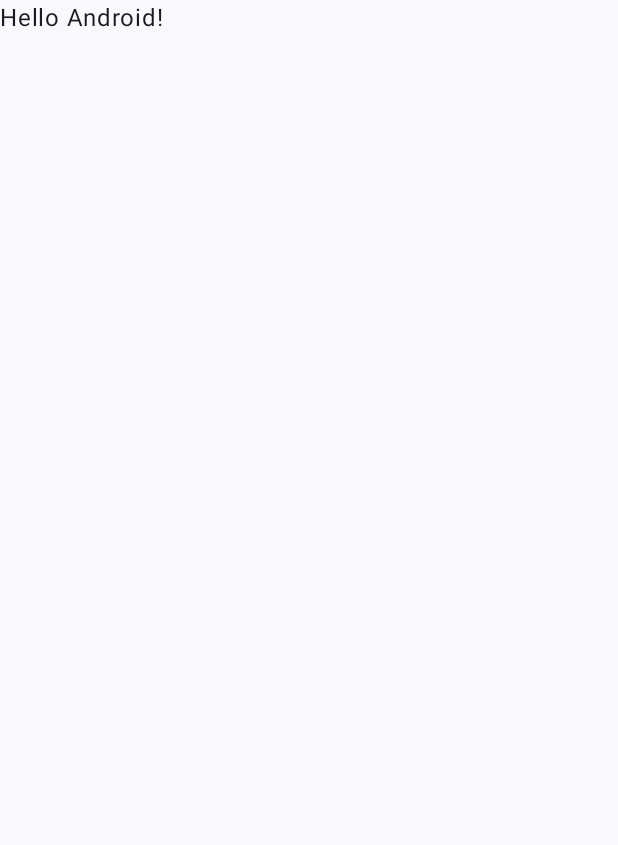
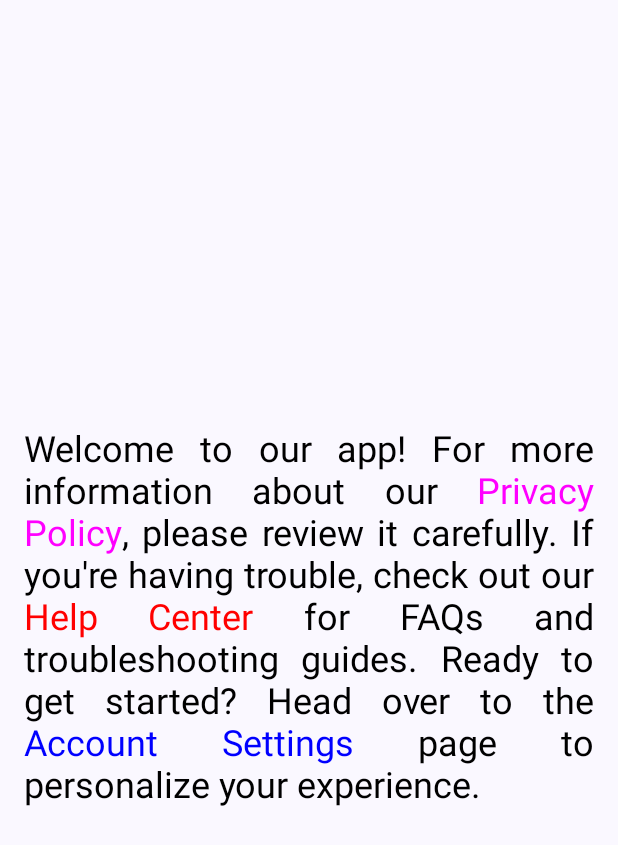
Before and after one commit to sooshil/ComposeTextWithLinks, an Android app built with Jetpack Compose: the screen it shows after launch (MainActivity), on a phone screen of 412 x 824 dp. Before the commit the part shown is almost empty. Shown: the top 845 px of the screen. Run offline under Robolectric (Android 15) with nearby library versions, the phone set to English and light mode, and no system bars.

Commit message:
links implementation

```diff
--- a/app/src/main/java/com/sukajee/composetextwithlinks/MainActivity.kt
+++ b/app/src/main/java/com/sukajee/composetextwithlinks/MainActivity.kt
@@ -1,16 +1,22 @@
 package com.sukajee.composetextwithlinks
 
 import android.os.Bundle
+import android.widget.Toast
 import androidx.activity.ComponentActivity
 import androidx.activity.compose.setContent
 import androidx.activity.enableEdgeToEdge
+import androidx.compose.foundation.layout.Arrangement
+import androidx.compose.foundation.layout.Column
 import androidx.compose.foundation.layout.fillMaxSize
 import androidx.compose.foundation.layout.padding
 import androidx.compose.material3.Scaffold
-import androidx.compose.material3.Text
-import androidx.compose.runtime.Composable
 import androidx.compose.ui.Modifier
-import androidx.compose.ui.tooling.preview.Preview
+import androidx.compose.ui.graphics.Color
+import androidx.compose.ui.platform.LocalContext
+import androidx.compose.ui.text.SpanStyle
+import androidx.compose.ui.text.TextStyle
+import androidx.compose.ui.text.style.TextAlign
+import androidx.compose.ui.unit.sp
 import com.sukajee.composetextwithlinks.ui.theme.ComposeTextWithLinksTheme
 
 class MainActivity : ComponentActivity() {
@@ -20,28 +26,57 @@ class MainActivity : ComponentActivity() {
         setContent {
             ComposeTextWithLinksTheme {
                 Scaffold(modifier = Modifier.fillMaxSize()) { innerPadding ->
-                    Greeting(
-                        name = "Android",
-                        modifier = Modifier.padding(innerPadding)
-                    )
+                    val context = LocalContext.current
+                    Column(
+                        modifier = Modifier
+                            .padding(innerPadding)
+                            .fillMaxSize(),
+                        verticalArrangement = Arrangement.Center
+                    ) {
+                        TextWithLinks(
+                            textStyle = TextStyle(
+                                fontSize = 24.sp,
+                                textAlign = TextAlign.Justify
+                            ),
+                            fullText = "Welcome to our app! For more information about our Privacy Policy, " +
+                                "please review it carefully. If you're having trouble, check out " +
+                                "our Help Center for FAQs and troubleshooting guides. Ready to get started? " +
+                                "Head over to the Account Settings page to personalize your experience.",
+                            linksList = listOf(
+                                Link(
+                                    linkText = "Account Settings",
+                                    linkData = "https://www.example.com/account-settings",
+                                    style = SpanStyle(color = Color.Blue)
+                                ) { str -> // This str will return the linkData of the link.
+                                    Toast.makeText(
+                                        context,
+                                        "Clicked on $str", //Toast will show -> Clicked on https://www.example.com/account-settings
+                                        Toast.LENGTH_LONG
+                                    ).show()
+                                },
+                                Link(
+                                    linkText = "Help Center",
+                                    style = SpanStyle(color = Color.Red),
+                                    linkData = "refund"
+                                ) { str -> // This str will return the linkData of the link.
+                                    navigateToHelpCenterScreen(helpTopic = str)
+                                },
+                                Link(
+                                    linkText = "Privacy Policy",
+                                    style = SpanStyle(color = Color.Magenta)
+                                ) {
+                                    //handle click
+                                }
+                            )
+                        )
+                    }
                 }
             }
         }
     }
 }
 
-@Composable
-fun Greeting(name: String, modifier: Modifier = Modifier) {
-    Text(
-        text = "Hello $name!",
-        modifier = modifier
-    )
+private fun navigateToHelpCenterScreen(helpTopic: String) {
+    // Navigate to the Help Center screen with the helpTopic parameter
+
 }
-
-@Preview(showBackground = true)
-@Composable
-fun GreetingPreview() {
-    ComposeTextWithLinksTheme {
-        Greeting("Android")
-    }
-}
--- /dev/null
+++ b/app/src/main/java/com/sukajee/composetextwithlinks/TextWithLinks.kt
@@ -0,0 +1,67 @@
+package com.sukajee.composetextwithlinks
+
+import androidx.compose.foundation.layout.fillMaxWidth
+import androidx.compose.foundation.layout.padding
+import androidx.compose.foundation.text.ClickableText
+import androidx.compose.material3.MaterialTheme
+import androidx.compose.runtime.Composable
+import androidx.compose.runtime.Immutable
+import androidx.compose.ui.Modifier
+import androidx.compose.ui.text.SpanStyle
+import androidx.compose.ui.text.TextStyle
+import androidx.compose.ui.text.buildAnnotatedString
+import androidx.compose.ui.unit.dp
+
+@Composable
+fun TextWithLinks(
+    modifier: Modifier = Modifier,
+    fullText: String,
+    textStyle: TextStyle = MaterialTheme.typography.titleSmall,
+    linksList: List<Link>,
+) {
+    val annotatedString =
+        buildAnnotatedString {
+            append(fullText)
+            linksList.forEach { link ->
+                val startIndex = fullText.indexOf(link.linkText)
+                val endIndex = startIndex + link.linkText.length
+                addStyle(
+                    style = link.style,
+                    start = startIndex,
+                    end = endIndex
+                )
+                addStringAnnotation(
+                    tag = link.linkText,
+                    annotation = link.linkData ?: "",
+                    start = startIndex,
+                    end = endIndex
+                )
+            }
+        }
+
+    ClickableText(
+        modifier = modifier
+            .padding(16.dp)
+            .fillMaxWidth(),
+        text = annotatedString,
+        style = textStyle,
+        onClick = { position ->
+            linksList.forEach { link ->
+                annotatedString
+                    .getStringAnnotations(link.linkText, position, position)
+                    .firstOrNull()?.let {
+                        link.onClick.invoke(it.item)
+                        return@forEach
+                    }
+            }
+        }
+    )
+}
+
+@Immutable
+data class Link(
+    val linkText: String,
+    val linkData: String? = null,
+    val style: SpanStyle,
+    val onClick: (String) -> Unit
+)
```
